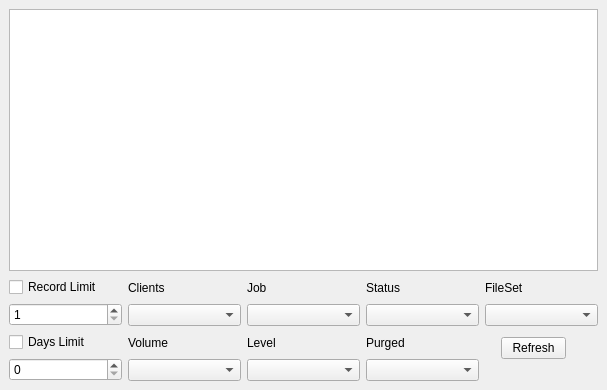
First picture: the form in bacula/src/qt-console/joblist/joblist.ui, repository rkorzeniewski/bacula, before the edit.
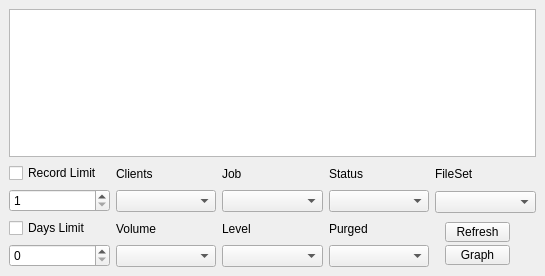
Second picture: the form after the edit. Icons and pictures are not drawn.

The edit to the form file:
```diff
--- a/bacula/src/qt-console/joblist/joblist.ui
+++ b/bacula/src/qt-console/joblist/joblist.ui
@@ -5,8 +5,8 @@
    <rect>
     <x>0</x>
     <y>0</y>
-    <width>607</width>
-    <height>390</height>
+    <width>545</width>
+    <height>276</height>
    </rect>
   </property>
   <property name="windowTitle" >
@@ -27,7 +27,75 @@
      <property name="spacing" >
       <number>6</number>
      </property>
-     <item rowspan="2" row="0" column="1" >
+     <item row="1" column="4" >
+      <layout class="QGridLayout" >
+       <property name="margin" >
+        <number>0</number>
+       </property>
+       <property name="spacing" >
+        <number>6</number>
+       </property>
+       <item row="0" column="0" >
+        <layout class="QGridLayout" >
+         <property name="margin" >
+          <number>0</number>
+         </property>
+         <property name="spacing" >
+          <number>3</number>
+         </property>
+         <item row="0" column="0" >
+          <widget class="QPushButton" name="refreshButton" >
+           <property name="maximumSize" >
+            <size>
+             <width>65</width>
+             <height>20</height>
+            </size>
+           </property>
+           <property name="text" >
+            <string>Refresh</string>
+           </property>
+           <property name="icon" >
+            <iconset resource="../main.qrc" >:/images/view-refresh.svg</iconset>
+           </property>
+          </widget>
+         </item>
+         <item row="1" column="0" >
+          <widget class="QPushButton" name="graphButton" >
+           <property name="maximumSize" >
+            <size>
+             <width>65</width>
+             <height>20</height>
+            </size>
+           </property>
+           <property name="text" >
+            <string>Graph</string>
+           </property>
+           <property name="icon" >
+            <iconset resource="../main.qrc" >:/images/graph1.png</iconset>
+           </property>
+          </widget>
+         </item>
+        </layout>
+       </item>
+       <item row="0" column="1" >
+        <spacer>
+         <property name="orientation" >
+          <enum>Qt::Horizontal</enum>
+         </property>
+         <property name="sizeType" >
+          <enum>QSizePolicy::Ignored</enum>
+         </property>
+         <property name="sizeHint" >
+          <size>
+           <width>16</width>
+           <height>20</height>
+          </size>
+         </property>
+        </spacer>
+       </item>
+      </layout>
+     </item>
+     <item rowspan="2" row="0" column="3" >
       <layout class="QVBoxLayout" >
        <property name="margin" >
         <number>0</number>
@@ -44,14 +112,14 @@
           <number>6</number>
          </property>
          <item>
-          <widget class="QLabel" name="clientsLabel" >
+          <widget class="QLabel" name="statusLabel" >
            <property name="text" >
-            <string>Clients</string>
+            <string>Status</string>
            </property>
           </widget>
          </item>
          <item>
-          <widget class="QComboBox" name="clientsComboBox" />
+          <widget class="QComboBox" name="statusComboBox" />
          </item>
         </layout>
        </item>
@@ -64,14 +132,14 @@
           <number>6</number>
          </property>
          <item>
-          <widget class="QLabel" name="volumeLabel" >
+          <widget class="QLabel" name="purgedLabel" >
            <property name="text" >
-            <string>Volume</string>
+            <string>Purged</string>
            </property>
           </widget>
          </item>
          <item>
-          <widget class="QComboBox" name="volumeComboBox" />
+          <widget class="QComboBox" name="purgedComboBox" />
          </item>
         </layout>
        </item>
@@ -151,6 +219,12 @@
        </property>
        <item>
         <widget class="QLabel" name="fileSetLabel" >
+         <property name="maximumSize" >
+          <size>
+           <width>16777215</width>
+           <height>20</height>
+          </size>
+         </property>
          <property name="text" >
           <string>FileSet</string>
          </property>
@@ -161,7 +235,7 @@
        </item>
       </layout>
      </item>
-     <item rowspan="2" row="0" column="3" >
+     <item rowspan="2" row="0" column="1" >
       <layout class="QVBoxLayout" >
        <property name="margin" >
         <number>0</number>
@@ -178,14 +252,14 @@
           <number>6</number>
          </property>
          <item>
-          <widget class="QLabel" name="statusLabel" >
+          <widget class="QLabel" name="clientsLabel" >
            <property name="text" >
-            <string>Status</string>
+            <string>Clients</string>
            </property>
           </widget>
          </item>
          <item>
-          <widget class="QComboBox" name="statusComboBox" />
+          <widget class="QComboBox" name="clientComboBox" />
          </item>
         </layout>
        </item>
@@ -198,14 +272,14 @@
           <number>6</number>
          </property>
          <item>
-          <widget class="QLabel" name="purgedLabel" >
+          <widget class="QLabel" name="volumeLabel" >
            <property name="text" >
-            <string>Purged</string>
+            <string>Volume</string>
            </property>
           </widget>
          </item>
          <item>
-          <widget class="QComboBox" name="purgedComboBox" />
+          <widget class="QComboBox" name="volumeComboBox" />
          </item>
         </layout>
        </item>
@@ -261,64 +335,6 @@
        </item>
       </layout>
      </item>
-     <item row="1" column="4" >
-      <layout class="QGridLayout" >
-       <property name="margin" >
-        <number>0</number>
-       </property>
-       <property name="spacing" >
-        <number>6</number>
-       </property>
-       <item row="0" column="0" >
-        <widget class="QPushButton" name="refreshButton" >
-         <property name="maximumSize" >
-          <size>
-           <width>65</width>
-           <height>16777215</height>
-          </size>
-         </property>
-         <property name="text" >
-          <string>Refresh</string>
-         </property>
-         <property name="icon" >
-          <iconset resource="../main.qrc" >:/images/view-refresh.svg</iconset>
-         </property>
-        </widget>
-       </item>
-       <item row="0" column="1" >
-        <spacer>
-         <property name="orientation" >
-          <enum>Qt::Horizontal</enum>
-         </property>
-         <property name="sizeType" >
-          <enum>QSizePolicy::Ignored</enum>
-         </property>
-         <property name="sizeHint" >
-          <size>
-           <width>16</width>
-           <height>20</height>
-          </size>
-         </property>
-        </spacer>
-       </item>
-       <item row="1" column="0" >
-        <spacer>
-         <property name="orientation" >
-          <enum>Qt::Vertical</enum>
-         </property>
-         <property name="sizeType" >
-          <enum>QSizePolicy::Ignored</enum>
-         </property>
-         <property name="sizeHint" >
-          <size>
-           <width>20</width>
-           <height>16</height>
-          </size>
-         </property>
-        </spacer>
-       </item>
-      </layout>
-     </item>
     </layout>
    </item>
    <item row="0" column="0" >
```
